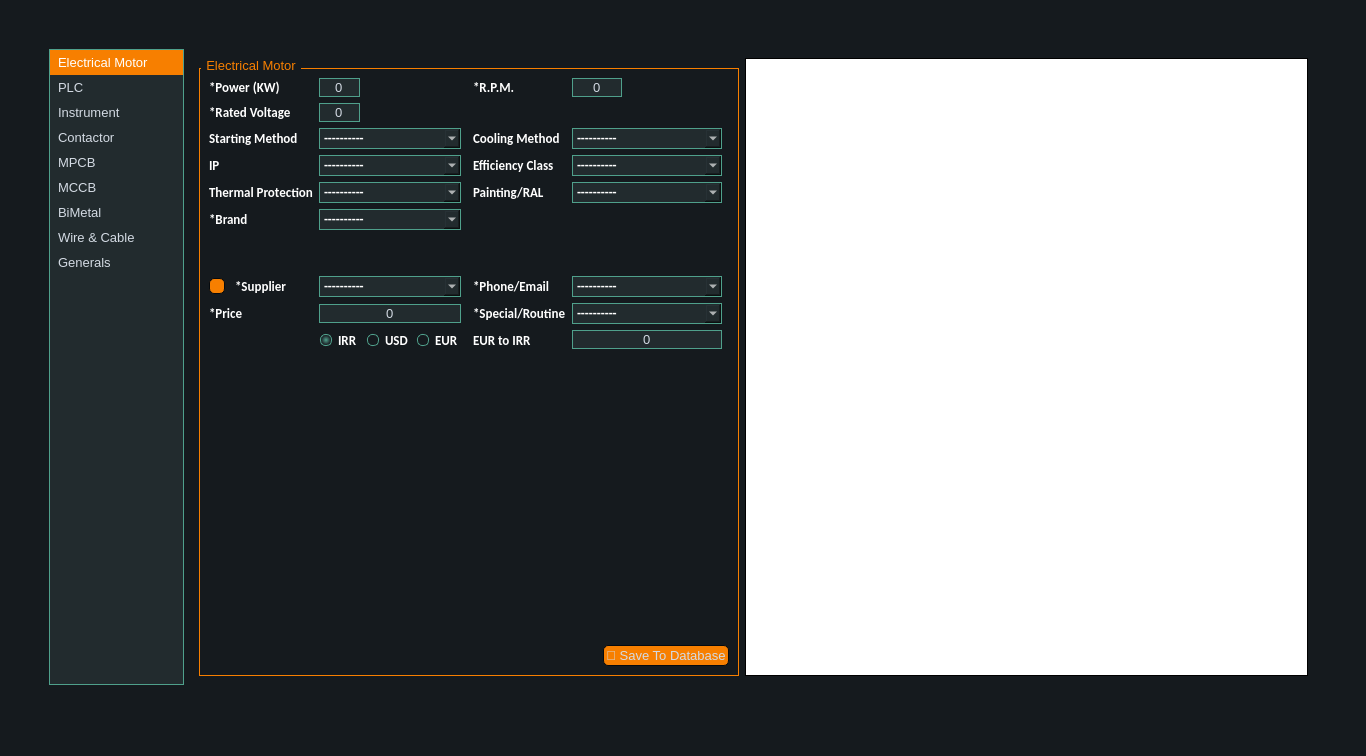
This is ui/data_entry.ui in AliTavakoliNiya/GriinPower as Qt 5 draws it before an edit. The edited form follows.
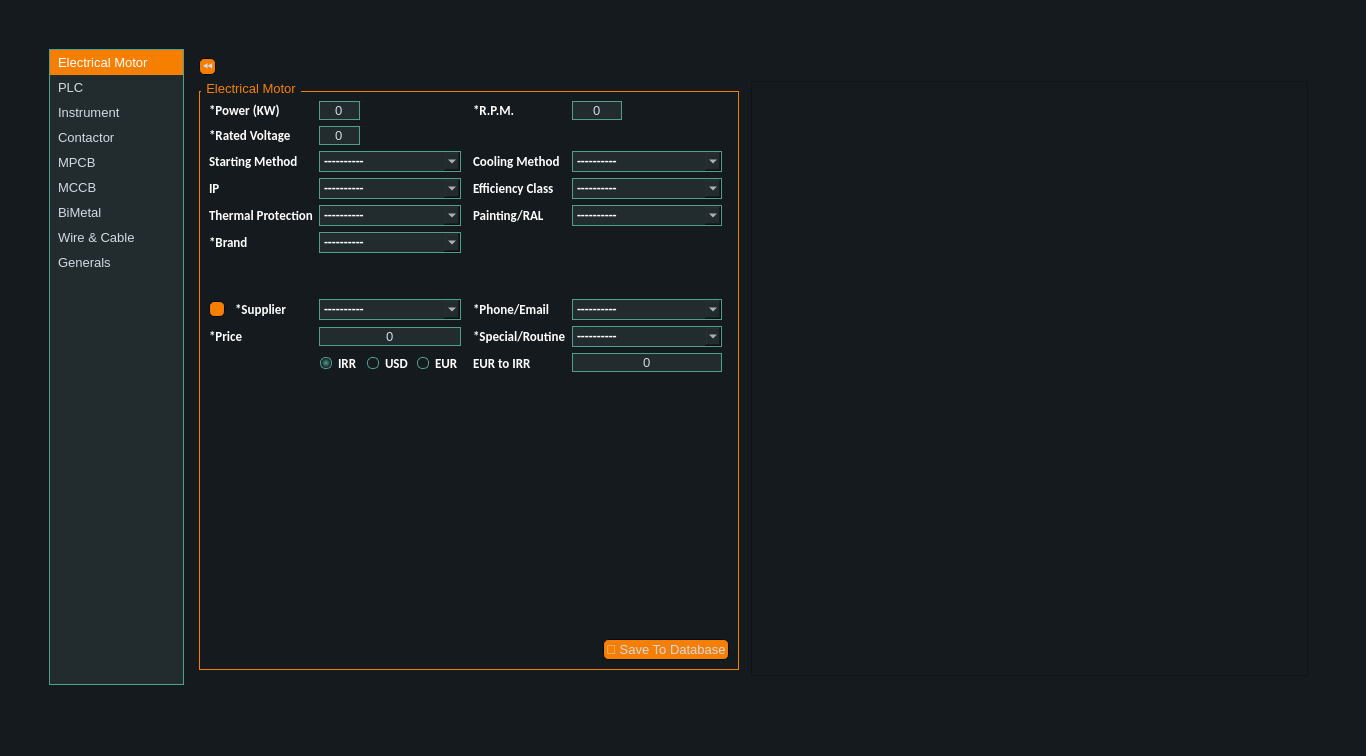
This is the edited form. Icons and pictures are not drawn.

Commit message: motor entry completed

```diff
--- a/ui/data_entry.ui
+++ b/ui/data_entry.ui
@@ -955,12 +955,12 @@
       </property>
       <widget class="QWidget" name="electrica_motor">
        <layout class="QGridLayout" name="gridLayout">
-        <item row="0" column="0">
+        <item row="1" column="0">
          <widget class="QGroupBox" name="motor_gp_box">
           <property name="minimumSize">
            <size>
             <width>540</width>
-            <height>600</height>
+            <height>0</height>
            </size>
           </property>
           <property name="maximumSize">
@@ -1709,12 +1709,31 @@
           </layout>
          </widget>
         </item>
-        <item row="0" column="1">
-         <widget class="QTableWidget" name="motor_list">
+        <item row="1" column="2" rowspan="2">
+         <widget class="QTableView" name="motor_list">
           <property name="minimumSize">
            <size>
             <width>540</width>
-            <height>600</height>
+            <height>540</height>
+           </size>
+          </property>
+         </widget>
+        </item>
+        <item row="0" column="0" colspan="3">
+         <widget class="QPushButton" name="hide_show_motor_gp_box_btn">
+          <property name="maximumSize">
+           <size>
+            <width>17</width>
+            <height>17</height>
+           </size>
+          </property>
+          <property name="text">
+           <string>⏪</string>
+          </property>
+          <property name="iconSize">
+           <size>
+            <width>17</width>
+            <height>17</height>
            </size>
           </property>
          </widget>
```
Left out of the diff: 3 changed lines with no effect on the pictures. The commit also changes 15 other files.
